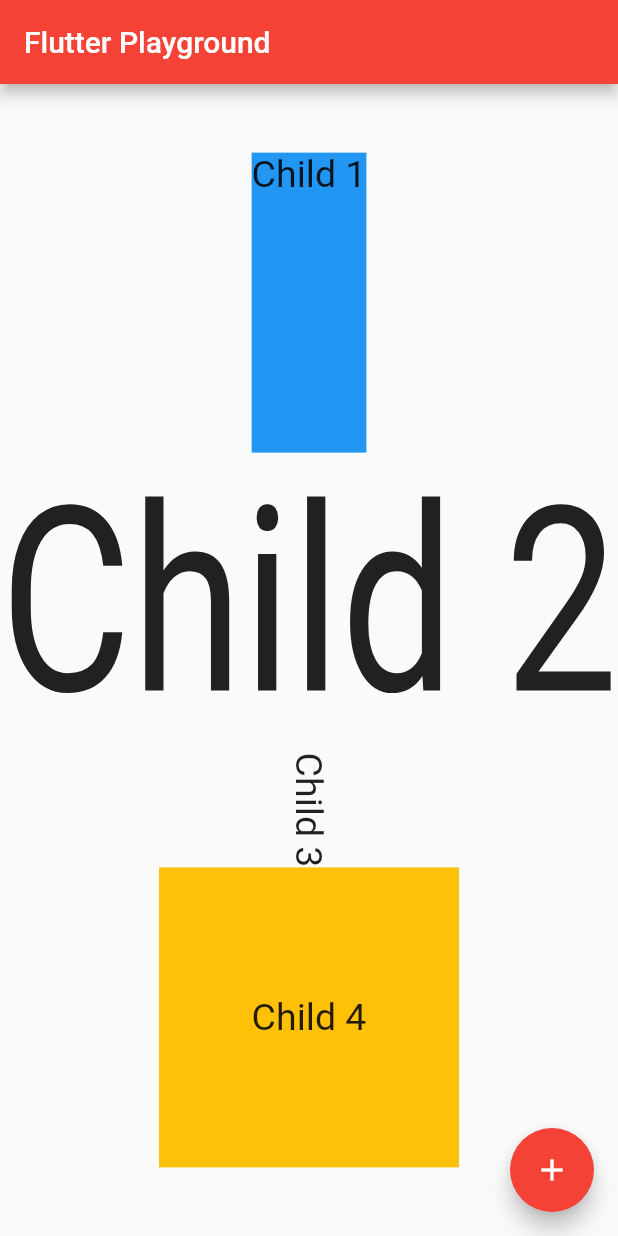
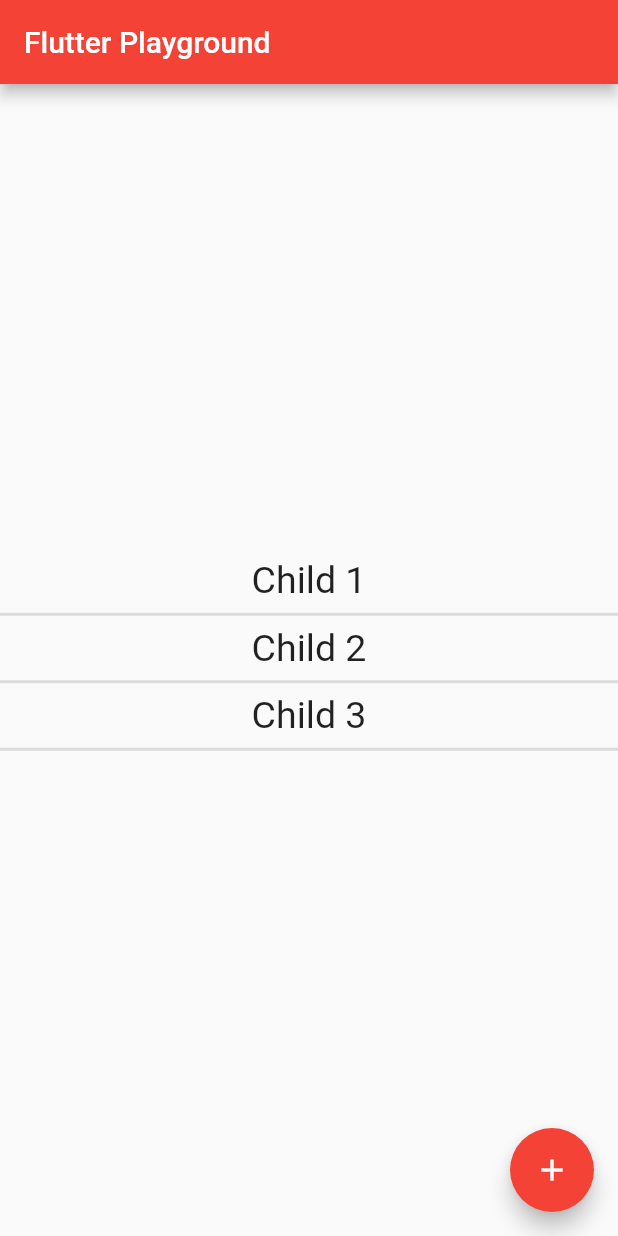
Before and after one commit to lgustavosoftwareengineer/flutter-studys, a Flutter app: the screen it shows after launch, on a phone screen of 412 x 824 dp. Run offline on Flutter 3.47's test engine with Material 2 defaults, Android fonts, the phone set to English and light mode, and no system bars.

Commit message:
DOPOMPAF I - Divider

```diff
--- a/training_flutter/testing/lib/main.dart
+++ b/training_flutter/testing/lib/main.dart
@@ -31,30 +31,12 @@ class HomePage extends StatelessWidget {
           crossAxisAlignment: CrossAxisAlignment.center,
           mainAxisAlignment: MainAxisAlignment.center,
           children: [
-            ConstrainedBox(
-              constraints: BoxConstraints(minHeight: 200),
-              child: Container(
-                color: Colors.blue,
-                child: MyText(data: 'Child 1')
-              )
-            ),
-            ConstrainedBox(
-              constraints: BoxConstraints(minHeight: 200),
-              child: FittedBox(
-                fit: BoxFit.fill,
-                child: MyText(data: 'Child 2')
-              )
-            ),
-            RotatedBox(quarterTurns: 1, child: MyText(data: 'Child 3')),
-            SizedBox(
-              height: 200,
-              width: 200,
-              child: Container(
-                width: double.maxFinite,
-                height: double.maxFinite,
-                color: Colors.amber,
-                child: Center(child: MyText(data: 'Child 4')))
-            )
+            MyText(data: 'Child 1'),
+            Divider(thickness: 2,),
+            MyText(data: 'Child 2'),
+            Divider(thickness: 2,),
+            MyText(data: 'Child 3'),
+            Divider(thickness: 2,),
           ],
         ),
       ),
```
